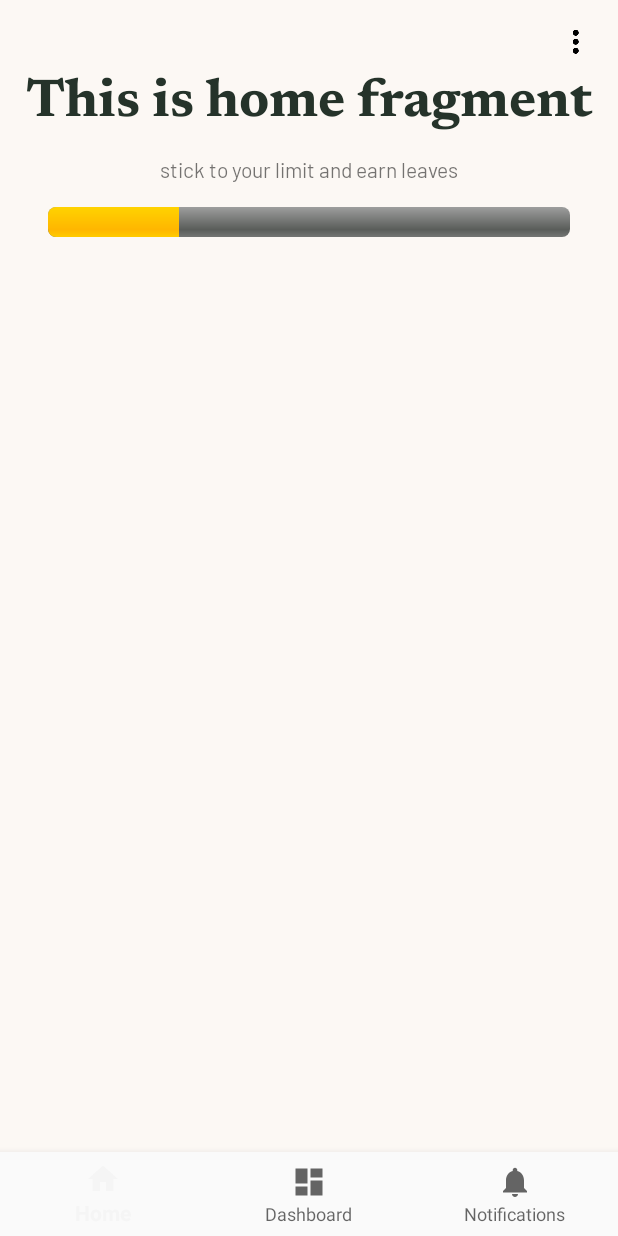
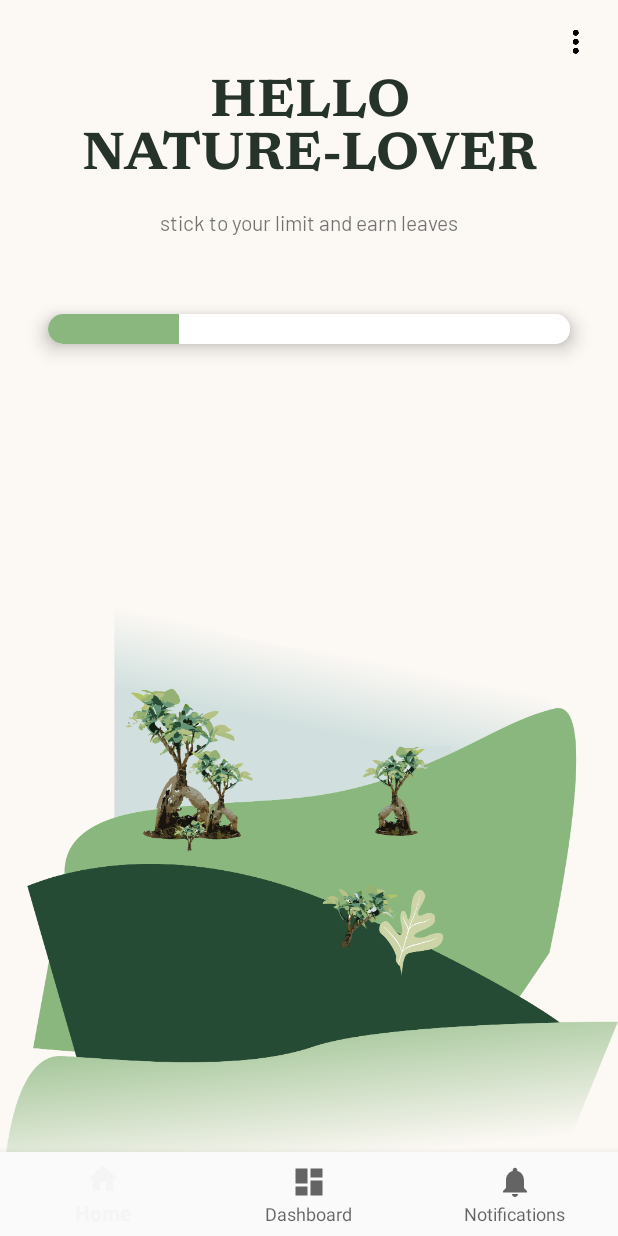
Before and after one commit to sockiie/Sociable, an Android app: the screen it shows after launch (MainActivity), on a phone screen of 412 x 824 dp. Run offline under Robolectric (Android 15) with nearby library versions, the phone set to English and light mode, and no system bars; our stand-ins replace navigation-ui.

Commit message:
Initial commit homescreen imageview etc

```diff
--- a/app/src/main/java/com/example/isociable/MainActivity.java
+++ b/app/src/main/java/com/example/isociable/MainActivity.java
@@ -24,7 +24,7 @@ public class MainActivity extends AppCompatActivity {
                 R.id.navigation_home, R.id.navigation_dashboard, R.id.navigation_notifications)
                 .build();
         NavController navController = Navigation.findNavController(this, R.id.nav_host_fragment);
-        NavigationUI.setupActionBarWithNavController(this, navController, appBarConfiguration);
+        /*NavigationUI.setupActionBarWithNavController(this, navController, appBarConfiguration);*/
         NavigationUI.setupWithNavController(navView, navController);
     }
 
--- a/app/src/main/java/com/example/isociable/ui/home/HomeViewModel.java
+++ b/app/src/main/java/com/example/isociable/ui/home/HomeViewModel.java
@@ -10,7 +10,7 @@ public class HomeViewModel extends ViewModel {
 
     public HomeViewModel() {
         mText = new MutableLiveData<>();
-        mText.setValue("This is home fragment");
+    /*    mText.setValue("@string/hello_nature_lover");*/
     }
 
     public LiveData<String> getText() {
--- /dev/null
+++ b/app/src/main/res/drawable/curved_progress_bar.xml
@@ -0,0 +1,18 @@
+<?xml version="1.0" encoding="utf-8"?>
+<layer-list xmlns:android="http://schemas.android.com/apk/res/android">
+    <item android:id="@android:id/background">
+        <shape>
+            <corners android:radius="20dp" />
+            <solid android:color="@color/white" />
+        </shape>
+    </item>
+
+    <item android:id="@android:id/progress">
+        <clip>
+            <shape>
+                <corners android:radius="20dp" />
+                <solid android:color="@color/green" />
+            </shape>
+        </clip>
+    </item>
+</layer-list>
--- /dev/null
+++ b/app/src/main/res/drawable/progress_bar_background.xml
@@ -0,0 +1,8 @@
+<?xml version="1.0" encoding="utf-8"?>
+<!-- res/drawable/myrect.xml -->
+<shape xmlns:android="http://schemas.android.com/apk/res/android"
+    android:shape="rectangle">
+    <stroke android:color="@color/white" android:width="1dp" />
+    <solid android:color="@color/white" />
+    <corners android:radius="20dp" />
+</shape>
--- a/app/src/main/res/layout/fragment_home.xml
+++ b/app/src/main/res/layout/fragment_home.xml
@@ -1,9 +1,18 @@
 <?xml version="1.0" encoding="utf-8"?>
+
+<ScrollView xmlns:android="http://schemas.android.com/apk/res/android"
+    xmlns:app="http://schemas.android.com/apk/res-auto"
+    xmlns:tools="http://schemas.android.com/tools"
+    android:layout_width="match_parent"
+    android:layout_height="match_parent"
+    tools:context=".MainActivity">
+
+
 <androidx.constraintlayout.widget.ConstraintLayout xmlns:android="http://schemas.android.com/apk/res/android"
     xmlns:app="http://schemas.android.com/apk/res-auto"
     xmlns:tools="http://schemas.android.com/tools"
     android:layout_width="match_parent"
-    android:layout_height="match_parent"
+    android:layout_height="wrap_content"
 
     tools:context=".ui.home.HomeFragment">
 
@@ -41,14 +50,19 @@
         android:layout_width="0dp"
         android:layout_height="wrap_content"
         android:layout_marginStart="32dp"
-        android:layout_marginTop="16dp"
+        android:layout_marginTop="52dp"
         android:layout_marginEnd="32dp"
         android:progress="25"
+        android:elevation="8dp"
+        android:background="@drawable/progress_bar_background"
+        android:progressDrawable="@drawable/curved_progress_bar"
+        android:indeterminate="false"
         app:layout_constraintEnd_toEndOf="parent"
         app:layout_constraintStart_toStartOf="parent"
         app:layout_constraintTop_toBottomOf="@+id/textView2" />
 
     <ImageButton
+        tools:ignore="contentDescription"
         android:id="@+id/imageButton"
         android:layout_width="wrap_content"
         android:layout_height="wrap_content"
@@ -59,5 +73,15 @@
         app:layout_constraintEnd_toEndOf="parent"
         app:layout_constraintTop_toTopOf="parent" />
 
+    <ImageView
+        android:id="@+id/imageView"
+        android:layout_width="wrap_content"
+        android:layout_height="wrap_content"
+        android:src="@drawable/gruppe_2958"
+        app:layout_constraintEnd_toEndOf="parent"
+        app:layout_constraintStart_toStartOf="parent"
+        app:layout_constraintTop_toBottomOf="@+id/determinateBar" />
+
 
 </androidx.constraintlayout.widget.ConstraintLayout>
+</ScrollView>
--- a/app/src/main/res/values/colors.xml
+++ b/app/src/main/res/values/colors.xml
@@ -10,5 +10,7 @@
     <color name="background">#FCF8F4</color>
     <color name="button_default">#264B34</color>
     <color name="text">#25332A</color>
+    <color name="green">#8AB77E</color>
+
 
 </resources>
--- a/app/src/main/res/values/strings.xml
+++ b/app/src/main/res/values/strings.xml
@@ -3,6 +3,6 @@
     <string name="title_home">Home</string>
     <string name="title_dashboard">Dashboard</string>
     <string name="title_notifications">Notifications</string>
-    <string name="hello_nature_lover">HELLO <br>NATURE LOVER</br></string>
+    <string name="hello_nature_lover">HELLO <br>NATURE-LOVER</br></string>
     <string name="home_slogan">stick to your limit and earn leaves</string>
 </resources>
--- a/app/src/main/res/values/themes.xml
+++ b/app/src/main/res/values/themes.xml
@@ -17,4 +17,22 @@
 
 
     </style>
+
+    <style name="progressbar">
+
+
+        <!--   Primary brand color.
+          <item name="colorPrimary">@color/purple_500</item>
+          <item name="colorPrimaryVariant">@color/purple_700</item>
+          <item name="colorOnPrimary">@color/white</item>
+           Secondary brand color.
+          <item name="colorSecondary">@color/teal_200</item>
+          <item name="colorSecondaryVariant">@color/teal_700</item>
+          <item name="colorOnSecondary">@color/black</item>
+           Status bar color.
+          <item name="android:statusBarColor" tools:targetApi="l">?attr/colorPrimaryVariant</item>
+           Customize your theme here. -->
+
+
+    </style>
 </resources>
```
